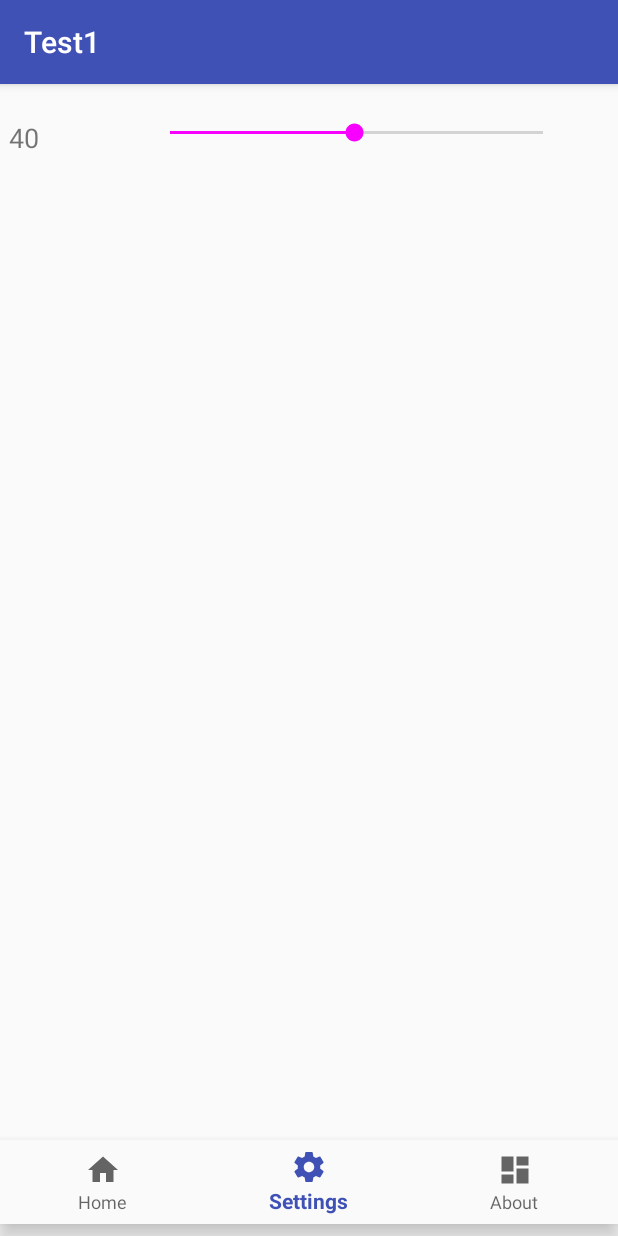
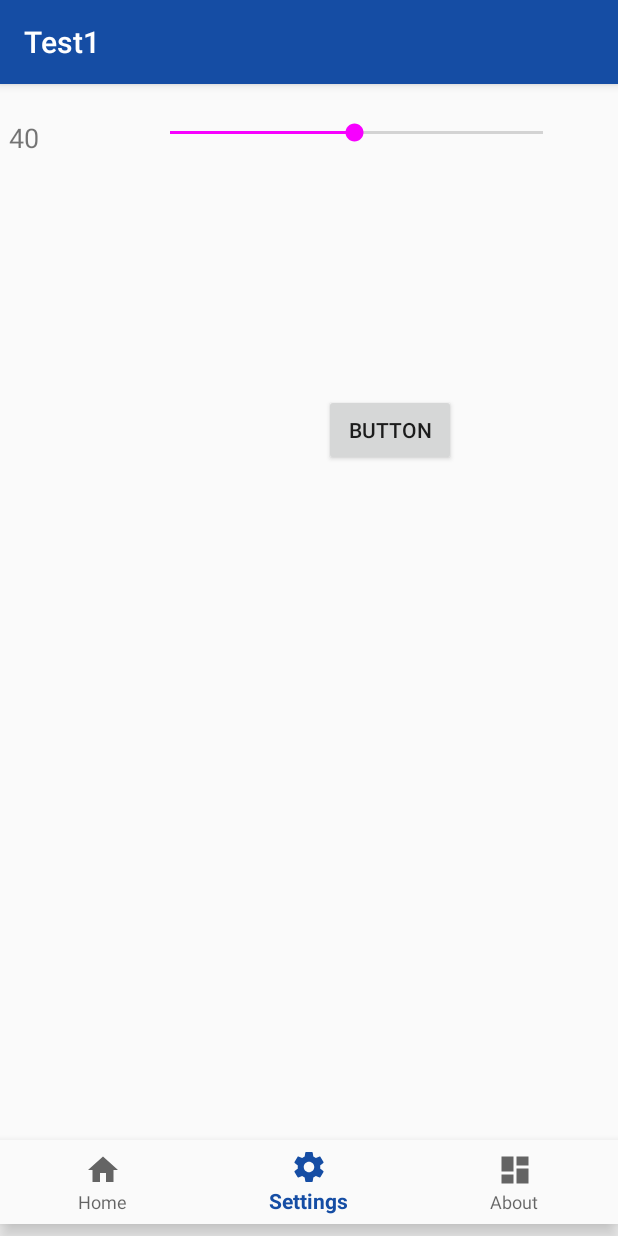
Before and after one commit to Pandomia/AcceleroSound, an Android app: the screen it shows after launch (MainActivity), item 2 of the bottom bar chosen, on a phone screen of 412 x 824 dp. Run offline under Robolectric (Android 15) with nearby library versions, the phone set to English and light mode, and no system bars; libraries missing offline, so code that uses them is left out: yuku.ambilwarna.

Commit message:
Thb niks veel

```diff
--- a/app/build.gradle
+++ b/app/build.gradle
@@ -21,6 +21,7 @@ android {
 dependencies {
     implementation fileTree(dir: 'libs', include: ['*.jar'])
     implementation 'com.android.support:appcompat-v7:28.0.0'
+    implementation 'com.github.yukuku:ambilwarna:2.0.1'
 
     implementation 'com.android.support.constraint:constraint-layout:1.1.3'
     testImplementation 'junit:junit:4.12'
--- a/app/src/main/AndroidManifest.xml
+++ b/app/src/main/AndroidManifest.xml
@@ -10,6 +10,7 @@
         android:supportsRtl="true"
         android:theme="@style/AppTheme">
         <activity android:name="project.testcompany.com.AcceleroSound.MainActivity">
+
             <intent-filter>
                 <action android:name="android.intent.action.MAIN" />
 
--- a/app/src/main/java/project/testcompany/com/AcceleroSound/SettingsFragment.java
+++ b/app/src/main/java/project/testcompany/com/AcceleroSound/SettingsFragment.java
@@ -3,27 +3,37 @@ package project.testcompany.com.AcceleroSound;
 import android.os.Bundle;
 import android.support.annotation.NonNull;
 import android.support.annotation.Nullable;
+import android.support.constraint.ConstraintLayout;
 import android.support.v4.app.Fragment;
+import android.support.v4.app.FragmentActivity;
+import android.support.v4.content.ContextCompat;
 import android.view.LayoutInflater;
 import android.view.View;
 import android.view.ViewGroup;
+import android.widget.Button;
 import android.widget.SeekBar;
 import android.widget.TextView;
+import android.content.Context;
 
 import org.w3c.dom.Text;
 
 import project.testcompany.com.test1.R;
+import yuku.ambilwarna.AmbilWarnaDialog;
 
 public class SettingsFragment extends Fragment{
     TextView textView;
     SeekBar seekBar;
 
     int min = 0, max = 80, current = 40;
-    //int CurrentVelocity = getResources().getInteger(R.integer.VelocitySpeed);
+
+    ConstraintLayout mLayout;
+    int mDefaultColor;
+    Button ButtonColor;
 
     @Override
     public void onCreate(@Nullable Bundle savedInstanceState) {
         super.onCreate(savedInstanceState);
+
     }
 
     @Nullable
@@ -37,11 +47,24 @@ public class SettingsFragment extends Fragment{
         seekBar.setOnSeekBarChangeListener(this);*/
 
 
+       /* mLayout = view.findViewById(R.id.Layout);
+        mDefaultColor = ContextCompat.getColor(new MainActivity(), R.color.ColorButton);
+        ButtonColor = (Button) view.findViewById(R.id.Color_Picker);
+        ButtonColor.setOnClickListener(new View.OnClickListener()
+        {
+            @Override
+            public void onClick(View v) {
+                openColorPicker();
+            }
+        });*/
+
         textView =  (TextView) view.findViewById(R.id.seektext);
         seekBar =  (SeekBar) view.findViewById(R.id.seekBar);
         seekBar.setMax(max - min);
         seekBar.setProgress(current);
         textView.setText(""+current);
+
+
 
         seekBar.setOnSeekBarChangeListener(new SeekBar.OnSeekBarChangeListener() {
             @Override
@@ -63,6 +86,8 @@ public class SettingsFragment extends Fragment{
             }
         });
 
+
+
         return view;
 
     }
--- a/app/src/main/res/layout/fragment_home.xml
+++ b/app/src/main/res/layout/fragment_home.xml
@@ -5,12 +5,10 @@
     xmlns:app="http://schemas.android.com/apk/res-auto"
     xmlns:tools="http://schemas.android.com/tools"
     android:layout_width="match_parent"
-android:layout_height="match_parent"
+    android:layout_height="match_parent"
     android:text="Home Fragment"
     android:textSize="30sp"
-    android:layout_centerInParent="true"
-
-    >
+    android:layout_centerInParent="true">
 
     <Button
         android:id="@+id/button"
--- a/app/src/main/res/layout/fragment_settings.xml
+++ b/app/src/main/res/layout/fragment_settings.xml
@@ -30,5 +30,28 @@
         android:min="1"
         android:progress="5" />
 
+    <Button
+        android:id="@+id/Color_Picker"
+        android:layout_width="wrap_content"
+        android:layout_height="wrap_content"
+        android:layout_below="@+id/seekBar"
+        android:layout_alignParentStart="true"
+        android:layout_marginStart="216dp"
+        android:layout_marginTop="165dp"
+        android:text="Button" />
+
+    <FrameLayout
+        android:id="@+id/Layout"
+        android:layout_width="63dp"
+        android:layout_height="63dp"
+        android:layout_below="@+id/seekBar"
+        android:layout_alignBottom="@+id/Color_Picker"
+        android:layout_alignParentStart="true"
+        android:layout_marginStart="57dp"
+        android:layout_marginTop="154dp"
+        android:layout_marginBottom="-4dp">
+
+    </FrameLayout>
+
 
 </RelativeLayout>
--- a/app/src/main/res/values/colors.xml
+++ b/app/src/main/res/values/colors.xml
@@ -1,7 +1,8 @@
 <?xml version="1.0" encoding="utf-8"?>
 <resources>
-    <color name="colorPrimary">#3F51B5</color>
+    <color name="colorPrimary">#154DA4</color>
     <color name="colorPrimaryDark">#303F9F</color>
     <color name="colorAccent">#f700ff</color>
     <color name="ColorButton">#0A2A5b</color>
+    <color name="Background">#154DA4</color>
 </resources>
--- /dev/null
+++ b/app/src/main/res/values/themes.xml
@@ -0,0 +1,7 @@
+<?xml version="1.0" encoding="utf-8"?>
+<resources>
+    <style name="MyTheme" parent="android:style/Theme.Light">
+        <item name="android:windowBackground">@color/Background</item>
+    </style>
+
+</resources>
```
